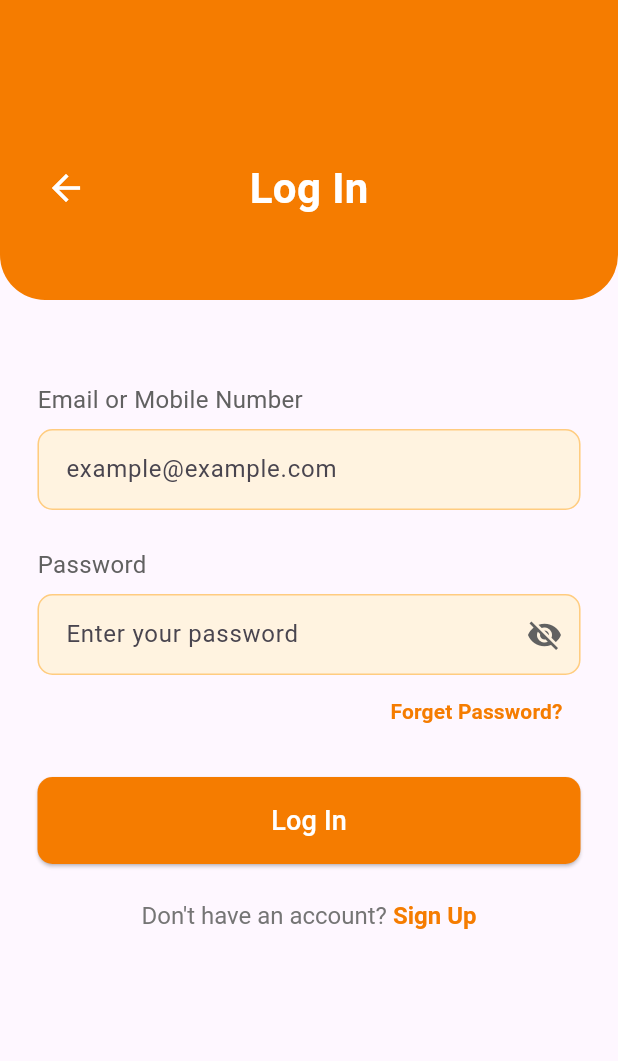
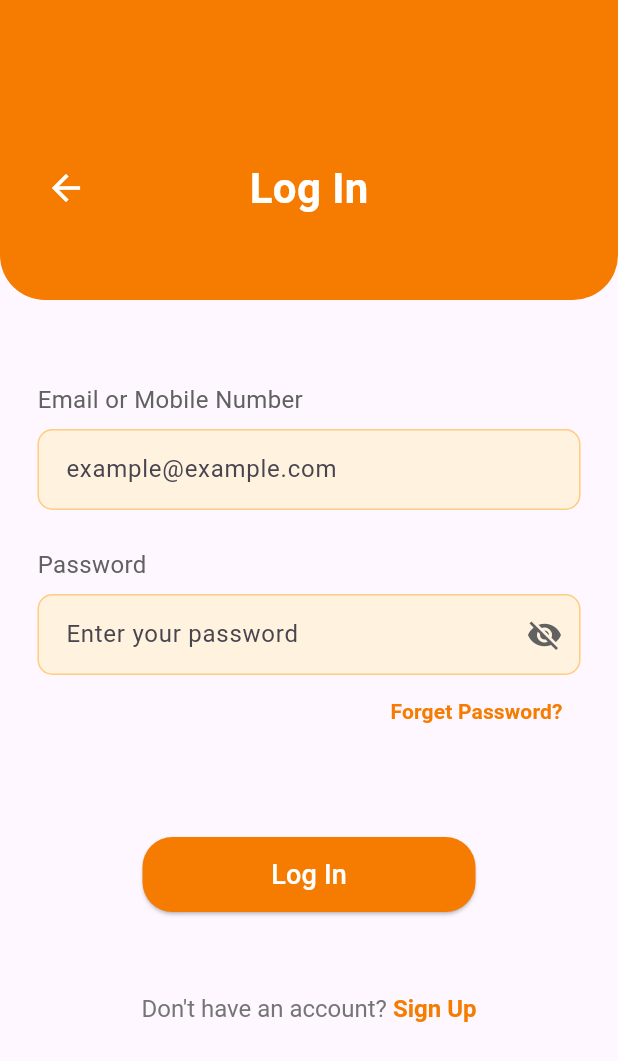
Before and after one commit to Mohammed3121420/Nimah, a Flutter app: the screen it shows after launch, after a tap on "Log In", on a phone screen of 412 x 824 dp. Shown: the top 1061 px of the screen. Run offline on Flutter 3.47's test engine with Material 3 defaults, Android fonts, the phone set to English and light mode, and no system bars.

Commit message:
Edit some things

```diff
--- a/lib/log_in_screen.dart
+++ b/lib/log_in_screen.dart
@@ -114,20 +114,23 @@ class _LogInScreenState extends State<LogInScreen> {
 
                   SizedBox(height: 20),
 
-                  SizedBox(
+                  Padding(
+                    padding: EdgeInsets.fromLTRB(70, 40, 70, 30),
+                    child: SizedBox(
                       width: double.infinity,
                       child: ElevatedButton(
                         onPressed: () {},
                         style: ElevatedButton.styleFrom(
                           backgroundColor: Colors.orange[700],
-                        padding: EdgeInsets.symmetric(vertical: 16),
+                          padding: EdgeInsets.symmetric(vertical: 12),
                           shape: RoundedRectangleBorder(
-                          borderRadius: BorderRadius.circular(10),
+                            borderRadius: BorderRadius.circular(20),
                           ),
                         ),
                         child: Text(
                           'Log In',
                           style: TextStyle(fontSize: 18, color: Colors.white),
+                        ),
                       ),
                     ),
                   ),
--- a/lib/main.dart
+++ b/lib/main.dart
@@ -10,6 +10,7 @@ class MyApp extends StatelessWidget {
   @override
   Widget build(BuildContext context) {
     return MaterialApp(
+      debugShowCheckedModeBanner: false,
       title: 'Welcome Page',
       theme: ThemeData(
         primarySwatch: Colors.blue,
--- a/lib/welcome_page.dart
+++ b/lib/welcome_page.dart
@@ -9,7 +9,6 @@ class WelcomePage extends StatelessWidget {
       body: SingleChildScrollView(
         child: Column(
           children: [
-            //! المربع البرتقالي العلوي
             Container(
               height: 250,
               width: double.infinity,
@@ -22,7 +21,6 @@ class WelcomePage extends StatelessWidget {
               ),
             ),
 
-            //! الصورة الدائرية مع النص تحتها مباشرة
             Column(
               children: [
                 Transform.translate(
@@ -32,14 +30,11 @@ class WelcomePage extends StatelessWidget {
                     backgroundColor: Colors.white,
                     child: CircleAvatar(
                       radius: 55,
-                      //! صوره التطبيق
                       backgroundImage: AssetImage('assets/9531.jpg'),
-                      child: Icon(Icons.person, size: 50, color: Colors.grey),
                     ),
                   ),
                 ),
 
-                //! نص الترحيب تحت الصورة مباشرة
                 Padding(
                   padding: EdgeInsets.only(top: 0),
                   child: Column(
@@ -67,7 +62,6 @@ class WelcomePage extends StatelessWidget {
               ],
             ),
 
-            //! النص الغريب حقكم
             Padding(
               padding: EdgeInsets.fromLTRB(20, 20, 20, 0),
               child: Column(
@@ -93,7 +87,6 @@ class WelcomePage extends StatelessWidget {
               ),
             ),
 
-            //! الأزرار في الأسفل
             Padding(
               padding: EdgeInsets.fromLTRB(80, 40, 80, 30),
               child: Column(
@@ -139,10 +132,7 @@ class WelcomePage extends StatelessWidget {
                         backgroundColor: Colors.orange[700],
                         padding: EdgeInsets.symmetric(vertical: 12),
                         minimumSize: Size(0, 40),
-                        side: BorderSide(
-                          color: Colors.orange,
-                          width: 1.5,
-                        ), // حدود أنحف
+                        side: BorderSide(color: Colors.orange, width: 1.5),
                         shape: RoundedRectangleBorder(
                           borderRadius: BorderRadius.circular(20),
                         ),
```
Lines whose indentation alone changed are shown as unchanged.
